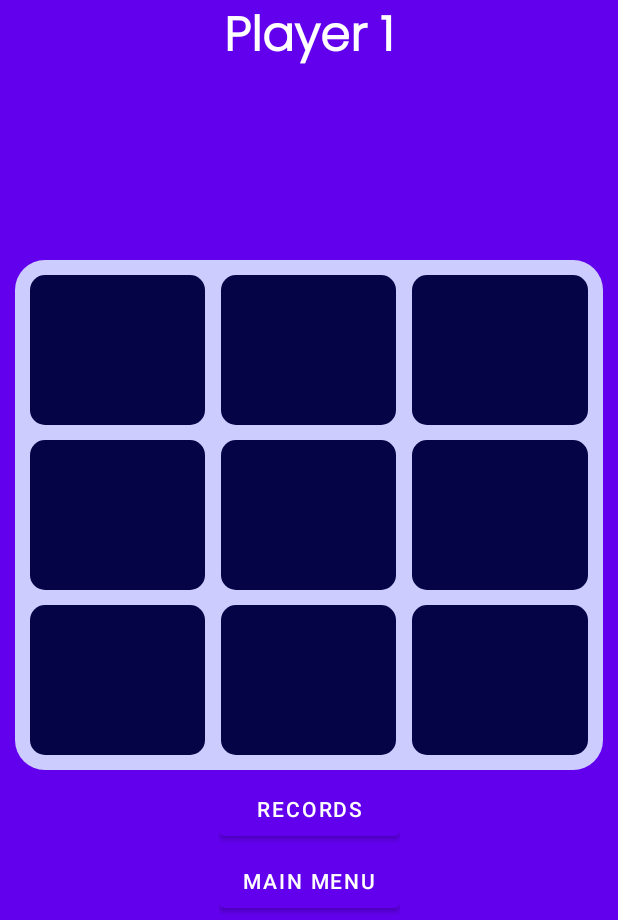
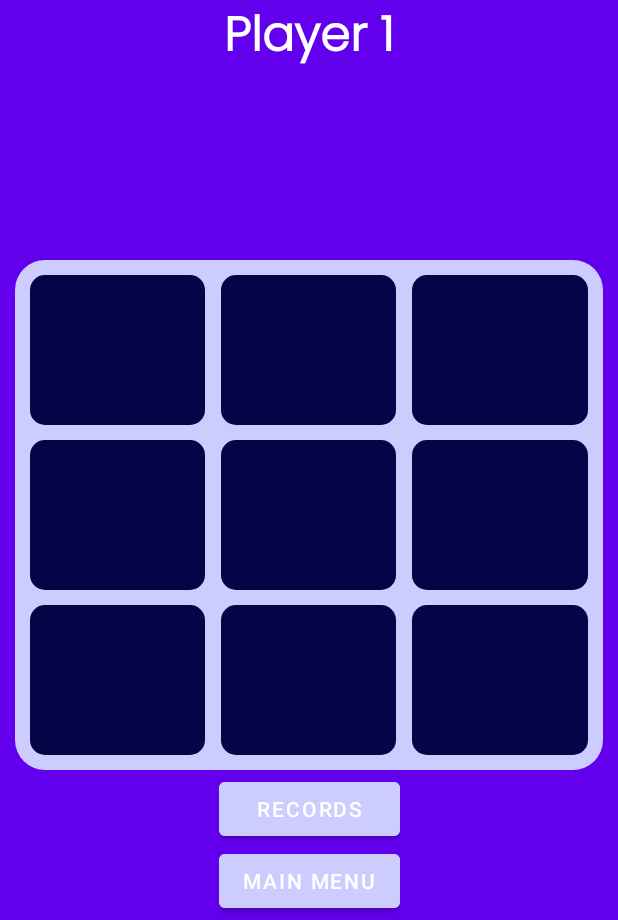
Before and after one commit to YoafOvershoes/tictactoe-android, an Android app: the MainActivity screen opened directly, with no data from a screen before it, on a phone screen of 412 x 824 dp, the part 316-1236 px from its top. Run offline under Robolectric (Android 15) with nearby library versions, the phone set to English and light mode, and no system bars.

Commit message:
finished working on conflicts and finished working on colorizarion of pages

```diff
--- a/TicTacToe/app/src/main/res/layout/activity_game_records.xml
+++ b/TicTacToe/app/src/main/res/layout/activity_game_records.xml
@@ -3,6 +3,7 @@
     android:layout_width="match_parent"
     android:layout_height="match_parent"
     xmlns:app="http://schemas.android.com/apk/res-auto"
+    android:background="@color/light_purple"
     xmlns:tools="http://schemas.android.com/tools">
     <TextView
         android:id="@+id/txtheader"
--- a/TicTacToe/app/src/main/res/layout/activity_main.xml
+++ b/TicTacToe/app/src/main/res/layout/activity_main.xml
@@ -197,7 +197,8 @@
             app:layout_constraintBottom_toBottomOf="parent"
             app:layout_constraintEnd_toEndOf="@+id/goToMainMenu"
             app:layout_constraintStart_toStartOf="@+id/goToMainMenu"
-            app:layout_constraintTop_toBottomOf="@+id/linearLayout"></Button>
+            app:layout_constraintTop_toBottomOf="@+id/linearLayout"
+            android:backgroundTint="@color/light_purple"></Button>
 
         <Button
             android:id="@+id/goToMainMenu"
@@ -207,7 +208,8 @@
             app:layout_constraintBottom_toBottomOf="parent"
             app:layout_constraintEnd_toEndOf="@+id/linearLayout"
             app:layout_constraintStart_toStartOf="@+id/linearLayout"
-            app:layout_constraintTop_toBottomOf="@+id/linearLayout"></Button>
+            app:layout_constraintTop_toBottomOf="@+id/linearLayout"
+            android:backgroundTint="@color/light_purple"></Button>
 
     </LinearLayout>
 
```
